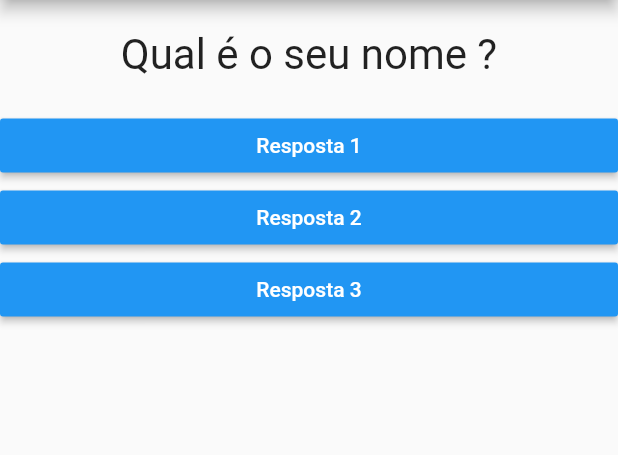
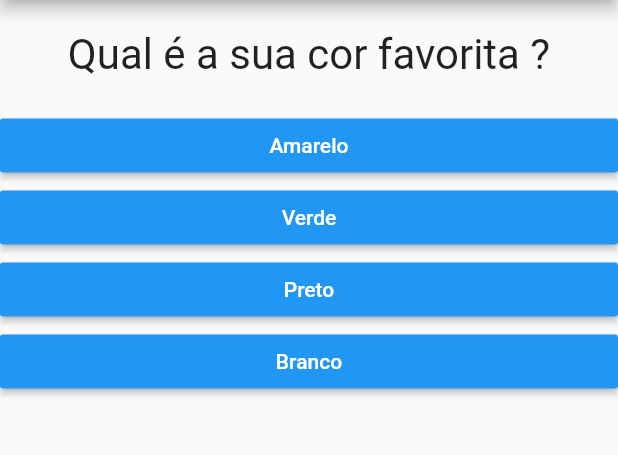
Before and after one commit to wagner92sr/flutterFirstApp, a Flutter app: the screen it shows after launch, on a phone screen of 412 x 824 dp, the part 84-539 px from its top. Run offline on Flutter 3.47's test engine with Material 2 defaults, Android fonts, the phone set to English and light mode, and no system bars.

Commit message:
Map para exibir as opcoes de resposta

```diff
--- a/lib/main.dart
+++ b/lib/main.dart
@@ -5,22 +5,34 @@ import './resposta.dart';
 
 main() => runApp(new PerguntaApp());
 
-class _PerguntaAppState extends State<PerguntaApp>{
+class _PerguntaAppState extends State<PerguntaApp> {
   var _perguntaSelecionada = 0;
 
-  void _responder(){
+  void _responder() {
     setState(() {
-      _perguntaSelecionada ++;
+      _perguntaSelecionada++;
     });
   }
 
   @override
-  Widget build(BuildContext context){
+  Widget build(BuildContext context) {
+    final List<Map<String, Object>> perguntas = [
+      //List<String> nao eh necessario por causa da inferencia de tipo
+      {
+        'texto': 'Qual é a sua cor favorita ?',
+        'respostas': ['Amarelo', 'Verde', 'Preto', 'Branco'],
+      },
+      {
+        'texto': 'Qual é o seu animal favorito ?',
+        'respostas': ['Cachorro', 'Gato', 'Papagaio', 'Elefante'],
+      },
+      {
+        'texto': 'Qual é o seu time ?',
+        'respostas': ['Inter', 'Corinthians', 'Grêmio', 'Flamengo'],
+      },
+    ];
 
-    final List<String> perguntas = [//List<String> nao eh necessario por causa da inferencia de tipo
-      'Qual é o seu nome ?',
-      'Qual é a sua cor favorita ?'
-    ];
+    List<String> respostas = perguntas[_perguntaSelecionada]['respostas'];
 
     return MaterialApp(
         home: Scaffold(
@@ -29,19 +41,16 @@ class _PerguntaAppState extends State<PerguntaApp>{
       ),
       body: Column(
         children: <Widget>[
-            Questao(perguntas[_perguntaSelecionada]),
-            Resposta('Resposta 1', _responder),
-            Resposta('Resposta 2', _responder),
-            Resposta('Resposta 3', _responder)
+          Questao(perguntas[_perguntaSelecionada]['texto']),
+          ...respostas.map((t) => Resposta(t, _responder)).toList(),
         ],
       ),
-      )
-    );
+    ));
   }
 }
 
-class PerguntaApp extends StatefulWidget{
-  _PerguntaAppState createState(){
+class PerguntaApp extends StatefulWidget {
+  _PerguntaAppState createState() {
     return _PerguntaAppState();
   }
 }
--- a/pubspec.yaml
+++ b/pubspec.yaml
@@ -14,7 +14,7 @@ description: A new Flutter project.
 version: 1.0.0+1
 
 environment:
-  sdk: ">=2.1.0 <3.0.0"
+  sdk: ">=2.3.0 <3.0.0"
 
 dependencies:
   flutter:
```
Lines whose indentation alone changed are shown as unchanged.
